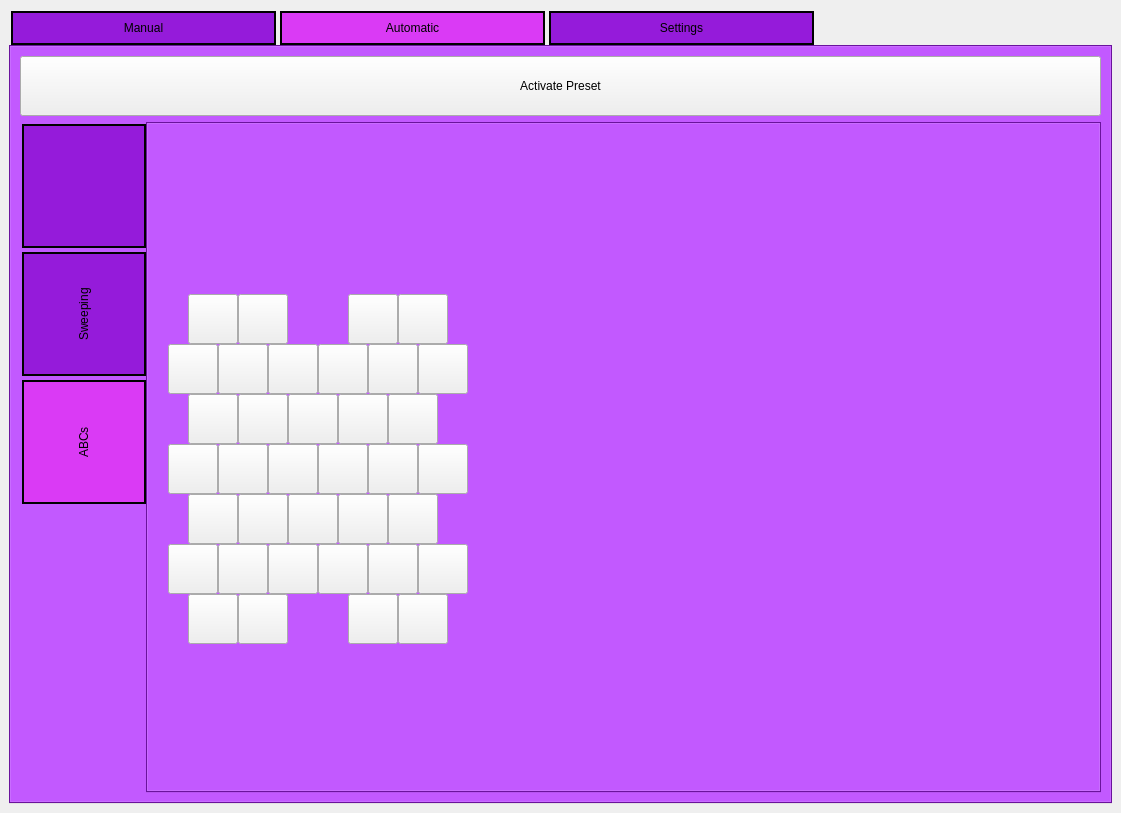
The window that GUI/vr_gui_layout.ui (rschloen/haptic_vr) describes before a commit, drawn with Qt 5.
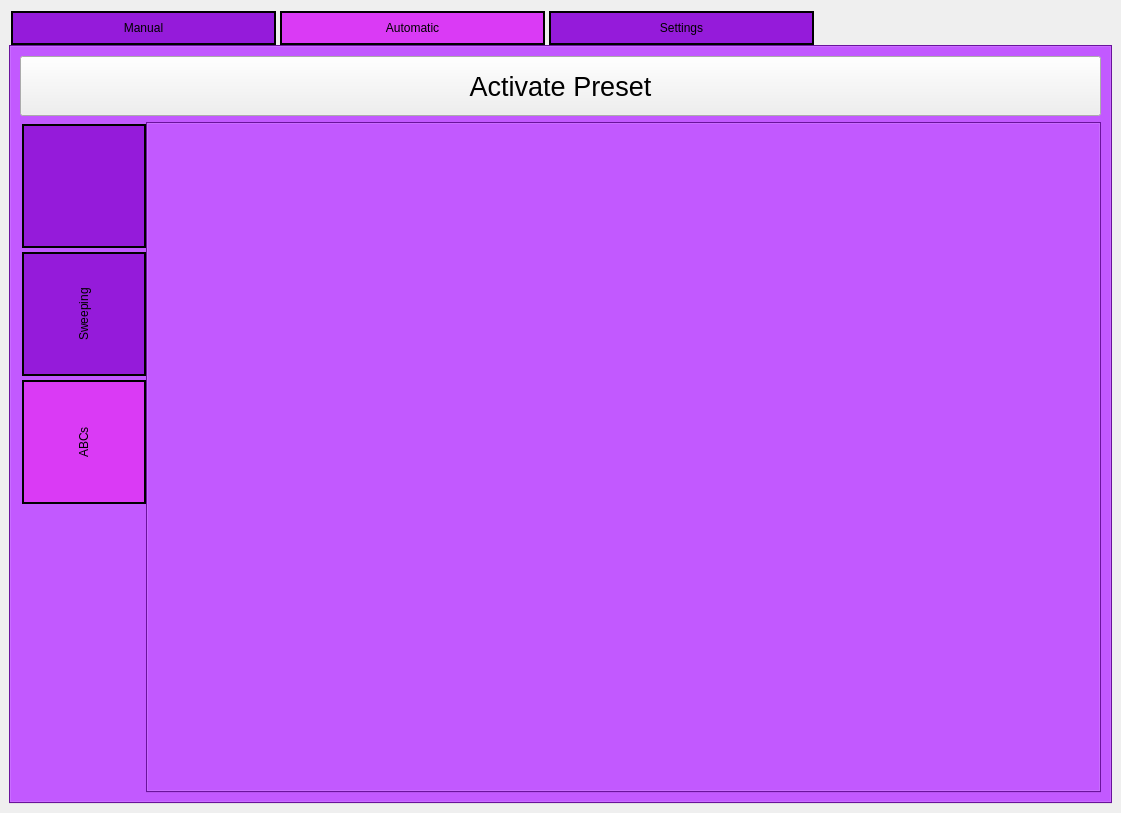
The same window after the commit. The open tabs and pages were chosen to show the change. Icons and pictures are not drawn.

The edit to the form file:
```diff
--- a/GUI/vr_gui_layout.ui
+++ b/GUI/vr_gui_layout.ui
@@ -26,6 +26,12 @@
    <property name="autoFillBackground">
     <bool>true</bool>
    </property>
+   <property name="styleSheet">
+    <string notr="true">QPushButton {	font-size: 20pt;}
+QLabel {font-size: 20pt;}
+QRadioButton{font-size: 20pt;}
+</string>
+   </property>
    <layout class="QHBoxLayout" name="horizontalLayout">
     <item>
      <layout class="QHBoxLayout" name="horizontalLayout_2">
@@ -1002,609 +1008,6 @@
              <attribute name="title">
               <string>ABCs</string>
              </attribute>
-             <widget class="QPushButton" name="Act10">
-              <property name="geometry">
-               <rect>
-                <x>270</x>
-                <y>220</y>
-                <width>50</width>
-                <height>50</height>
-               </rect>
-              </property>
-              <property name="autoFillBackground">
-               <bool>false</bool>
-              </property>
-              <property name="text">
-               <string/>
-              </property>
-              <property name="checkable">
-               <bool>true</bool>
-              </property>
-             </widget>
-             <widget class="QPushButton" name="Act32">
-              <property name="geometry">
-               <rect>
-                <x>270</x>
-                <y>420</y>
-                <width>50</width>
-                <height>50</height>
-               </rect>
-              </property>
-              <property name="text">
-               <string/>
-              </property>
-              <property name="checkable">
-               <bool>true</bool>
-              </property>
-             </widget>
-             <widget class="QPushButton" name="Act12">
-              <property name="geometry">
-               <rect>
-                <x>90</x>
-                <y>270</y>
-                <width>50</width>
-                <height>50</height>
-               </rect>
-              </property>
-              <property name="text">
-               <string/>
-              </property>
-              <property name="checkable">
-               <bool>true</bool>
-              </property>
-              <property name="checked">
-               <bool>false</bool>
-              </property>
-             </widget>
-             <widget class="QPushButton" name="Act29">
-              <property name="geometry">
-               <rect>
-                <x>120</x>
-                <y>420</y>
-                <width>50</width>
-                <height>50</height>
-               </rect>
-              </property>
-              <property name="text">
-               <string/>
-              </property>
-              <property name="checkable">
-               <bool>true</bool>
-              </property>
-             </widget>
-             <widget class="QPushButton" name="Act18">
-              <property name="geometry">
-               <rect>
-                <x>120</x>
-                <y>320</y>
-                <width>50</width>
-                <height>50</height>
-               </rect>
-              </property>
-              <property name="text">
-               <string/>
-              </property>
-              <property name="checkable">
-               <bool>true</bool>
-              </property>
-             </widget>
-             <widget class="QPushButton" name="Act30">
-              <property name="geometry">
-               <rect>
-                <x>170</x>
-                <y>420</y>
-                <width>50</width>
-                <height>50</height>
-               </rect>
-              </property>
-              <property name="text">
-               <string/>
-              </property>
-              <property name="checkable">
-               <bool>true</bool>
-              </property>
-             </widget>
-             <widget class="QPushButton" name="Act11">
-              <property name="geometry">
-               <rect>
-                <x>40</x>
-                <y>270</y>
-                <width>50</width>
-                <height>50</height>
-               </rect>
-              </property>
-              <property name="text">
-               <string/>
-              </property>
-              <property name="checkable">
-               <bool>true</bool>
-              </property>
-             </widget>
-             <widget class="QPushButton" name="Act26">
-              <property name="geometry">
-               <rect>
-                <x>240</x>
-                <y>370</y>
-                <width>50</width>
-                <height>50</height>
-               </rect>
-              </property>
-              <property name="text">
-               <string/>
-              </property>
-              <property name="checkable">
-               <bool>true</bool>
-              </property>
-             </widget>
-             <widget class="QPushButton" name="Act19">
-              <property name="geometry">
-               <rect>
-                <x>170</x>
-                <y>320</y>
-                <width>50</width>
-                <height>50</height>
-               </rect>
-              </property>
-              <property name="text">
-               <string/>
-              </property>
-              <property name="checkable">
-               <bool>true</bool>
-              </property>
-             </widget>
-             <widget class="QPushButton" name="Act8">
-              <property name="geometry">
-               <rect>
-                <x>170</x>
-                <y>220</y>
-                <width>50</width>
-                <height>50</height>
-               </rect>
-              </property>
-              <property name="text">
-               <string/>
-              </property>
-              <property name="checkable">
-               <bool>true</bool>
-              </property>
-              <property name="checked">
-               <bool>false</bool>
-              </property>
-              <property name="autoExclusive">
-               <bool>false</bool>
-              </property>
-             </widget>
-             <widget class="QPushButton" name="Act24">
-              <property name="geometry">
-               <rect>
-                <x>140</x>
-                <y>370</y>
-                <width>50</width>
-                <height>50</height>
-               </rect>
-              </property>
-              <property name="text">
-               <string/>
-              </property>
-              <property name="checkable">
-               <bool>true</bool>
-              </property>
-             </widget>
-             <widget class="QPushButton" name="Act13">
-              <property name="geometry">
-               <rect>
-                <x>140</x>
-                <y>270</y>
-                <width>50</width>
-                <height>50</height>
-               </rect>
-              </property>
-              <property name="text">
-               <string/>
-              </property>
-              <property name="checkable">
-               <bool>true</bool>
-              </property>
-             </widget>
-             <widget class="QPushButton" name="Act27">
-              <property name="geometry">
-               <rect>
-                <x>20</x>
-                <y>420</y>
-                <width>50</width>
-                <height>50</height>
-               </rect>
-              </property>
-              <property name="text">
-               <string/>
-              </property>
-              <property name="checkable">
-               <bool>true</bool>
-              </property>
-             </widget>
-             <widget class="QPushButton" name="Act2">
-              <property name="geometry">
-               <rect>
-                <x>90</x>
-                <y>170</y>
-                <width>50</width>
-                <height>50</height>
-               </rect>
-              </property>
-              <property name="text">
-               <string/>
-              </property>
-              <property name="checkable">
-               <bool>true</bool>
-              </property>
-             </widget>
-             <widget class="QPushButton" name="Act21">
-              <property name="geometry">
-               <rect>
-                <x>270</x>
-                <y>320</y>
-                <width>50</width>
-                <height>50</height>
-               </rect>
-              </property>
-              <property name="text">
-               <string/>
-              </property>
-              <property name="checkable">
-               <bool>true</bool>
-              </property>
-             </widget>
-             <widget class="QPushButton" name="Act9">
-              <property name="geometry">
-               <rect>
-                <x>220</x>
-                <y>220</y>
-                <width>50</width>
-                <height>50</height>
-               </rect>
-              </property>
-              <property name="text">
-               <string/>
-              </property>
-              <property name="checkable">
-               <bool>true</bool>
-              </property>
-             </widget>
-             <widget class="QPushButton" name="Act33">
-              <property name="geometry">
-               <rect>
-                <x>40</x>
-                <y>470</y>
-                <width>50</width>
-                <height>50</height>
-               </rect>
-              </property>
-              <property name="text">
-               <string/>
-              </property>
-              <property name="checkable">
-               <bool>true</bool>
-              </property>
-             </widget>
-             <widget class="QPushButton" name="Act15">
-              <property name="geometry">
-               <rect>
-                <x>240</x>
-                <y>270</y>
-                <width>50</width>
-                <height>50</height>
-               </rect>
-              </property>
-              <property name="text">
-               <string/>
-              </property>
-              <property name="checkable">
-               <bool>true</bool>
-              </property>
-             </widget>
-             <widget class="QPushButton" name="Act16">
-              <property name="geometry">
-               <rect>
-                <x>20</x>
-                <y>320</y>
-                <width>50</width>
-                <height>50</height>
-               </rect>
-              </property>
-              <property name="text">
-               <string/>
-              </property>
-              <property name="checkable">
-               <bool>true</bool>
-              </property>
-             </widget>
-             <widget class="QPushButton" name="Act6">
-              <property name="geometry">
-               <rect>
-                <x>70</x>
-                <y>220</y>
-                <width>50</width>
-                <height>50</height>
-               </rect>
-              </property>
-              <property name="text">
-               <string/>
-              </property>
-              <property name="checkable">
-               <bool>true</bool>
-              </property>
-             </widget>
-             <widget class="QPushButton" name="Act5">
-              <property name="geometry">
-               <rect>
-                <x>20</x>
-                <y>220</y>
-                <width>50</width>
-                <height>50</height>
-               </rect>
-              </property>
-              <property name="text">
-               <string/>
-              </property>
-              <property name="checkable">
-               <bool>true</bool>
-              </property>
-             </widget>
-             <widget class="QPushButton" name="Act22">
-              <property name="geometry">
-               <rect>
-                <x>40</x>
-                <y>370</y>
-                <width>50</width>
-                <height>50</height>
-               </rect>
-              </property>
-              <property name="text">
-               <string/>
-              </property>
-              <property name="checkable">
-               <bool>true</bool>
-              </property>
-             </widget>
-             <widget class="QPushButton" name="Act35">
-              <property name="geometry">
-               <rect>
-                <x>200</x>
-                <y>470</y>
-                <width>50</width>
-                <height>50</height>
-               </rect>
-              </property>
-              <property name="text">
-               <string/>
-              </property>
-              <property name="checkable">
-               <bool>true</bool>
-              </property>
-             </widget>
-             <widget class="QPushButton" name="Act1">
-              <property name="geometry">
-               <rect>
-                <x>40</x>
-                <y>170</y>
-                <width>50</width>
-                <height>50</height>
-               </rect>
-              </property>
-              <property name="autoFillBackground">
-               <bool>false</bool>
-              </property>
-              <property name="styleSheet">
-               <string notr="true"/>
-              </property>
-              <property name="text">
-               <string/>
-              </property>
-              <property name="checkable">
-               <bool>true</bool>
-              </property>
-              <property name="checked">
-               <bool>false</bool>
-              </property>
-             </widget>
-             <widget class="QPushButton" name="Act4">
-              <property name="geometry">
-               <rect>
-                <x>250</x>
-                <y>170</y>
-                <width>50</width>
-                <height>50</height>
-               </rect>
-              </property>
-              <property name="text">
-               <string/>
-              </property>
-              <property name="checkable">
-               <bool>true</bool>
-              </property>
-             </widget>
-             <widget class="QPushButton" name="Act17">
-              <property name="geometry">
-               <rect>
-                <x>70</x>
-                <y>320</y>
-                <width>50</width>
-                <height>50</height>
-               </rect>
-              </property>
-              <property name="text">
-               <string/>
-              </property>
-              <property name="checkable">
-               <bool>true</bool>
-              </property>
-             </widget>
-             <widget class="QPushButton" name="Act14">
-              <property name="geometry">
-               <rect>
-                <x>190</x>
-                <y>270</y>
-                <width>50</width>
-                <height>50</height>
-               </rect>
-              </property>
-              <property name="text">
-               <string/>
-              </property>
-              <property name="checkable">
-               <bool>true</bool>
-              </property>
-             </widget>
-             <widget class="QPushButton" name="Act23">
-              <property name="geometry">
-               <rect>
-                <x>90</x>
-                <y>370</y>
-                <width>50</width>
-                <height>50</height>
-               </rect>
-              </property>
-              <property name="text">
-               <string/>
-              </property>
-              <property name="checkable">
-               <bool>true</bool>
-              </property>
-             </widget>
-             <widget class="QPushButton" name="Act7">
-              <property name="geometry">
-               <rect>
-                <x>120</x>
-                <y>220</y>
-                <width>50</width>
-                <height>50</height>
-               </rect>
-              </property>
-              <property name="text">
-               <string/>
-              </property>
-              <property name="checkable">
-               <bool>true</bool>
-              </property>
-             </widget>
-             <widget class="QPushButton" name="Act20">
-              <property name="geometry">
-               <rect>
-                <x>220</x>
-                <y>320</y>
-                <width>50</width>
-                <height>50</height>
-               </rect>
-              </property>
-              <property name="text">
-               <string/>
-              </property>
-              <property name="checkable">
-               <bool>true</bool>
-              </property>
-             </widget>
-             <widget class="QPushButton" name="Act3">
-              <property name="geometry">
-               <rect>
-                <x>200</x>
-                <y>170</y>
-                <width>50</width>
-                <height>50</height>
-               </rect>
-              </property>
-              <property name="text">
-               <string/>
-              </property>
-              <property name="checkable">
-               <bool>true</bool>
-              </property>
-              <property name="checked">
-               <bool>false</bool>
-              </property>
-              <property name="autoExclusive">
-               <bool>true</bool>
-              </property>
-             </widget>
-             <widget class="QPushButton" name="Act36">
-              <property name="geometry">
-               <rect>
-                <x>250</x>
-                <y>470</y>
-                <width>50</width>
-                <height>50</height>
-               </rect>
-              </property>
-              <property name="text">
-               <string/>
-              </property>
-              <property name="checkable">
-               <bool>true</bool>
-              </property>
-             </widget>
-             <widget class="QPushButton" name="Act25">
-              <property name="geometry">
-               <rect>
-                <x>190</x>
-                <y>370</y>
-                <width>50</width>
-                <height>50</height>
-               </rect>
-              </property>
-              <property name="text">
-               <string/>
-              </property>
-              <property name="checkable">
-               <bool>true</bool>
-              </property>
-             </widget>
-             <widget class="QPushButton" name="Act31">
-              <property name="geometry">
-               <rect>
-                <x>220</x>
-                <y>420</y>
-                <width>50</width>
-                <height>50</height>
-               </rect>
-              </property>
-              <property name="text">
-               <string/>
-              </property>
-              <property name="checkable">
-               <bool>true</bool>
-              </property>
-             </widget>
-             <widget class="QPushButton" name="Act34">
-              <property name="geometry">
-               <rect>
-                <x>90</x>
-                <y>470</y>
-                <width>50</width>
-                <height>50</height>
-               </rect>
-              </property>
-              <property name="text">
-               <string/>
-              </property>
-              <property name="checkable">
-               <bool>true</bool>
-              </property>
-             </widget>
-             <widget class="QPushButton" name="Act28">
-              <property name="geometry">
-               <rect>
-                <x>70</x>
-                <y>420</y>
-                <width>50</width>
-                <height>50</height>
-               </rect>
-              </property>
-              <property name="text">
-               <string/>
-              </property>
-              <property name="checkable">
-               <bool>true</bool>
-              </property>
-             </widget>
             </widget>
            </widget>
           </item>
```
Left out of the diff: 321 changed lines with no effect on the pictures.
